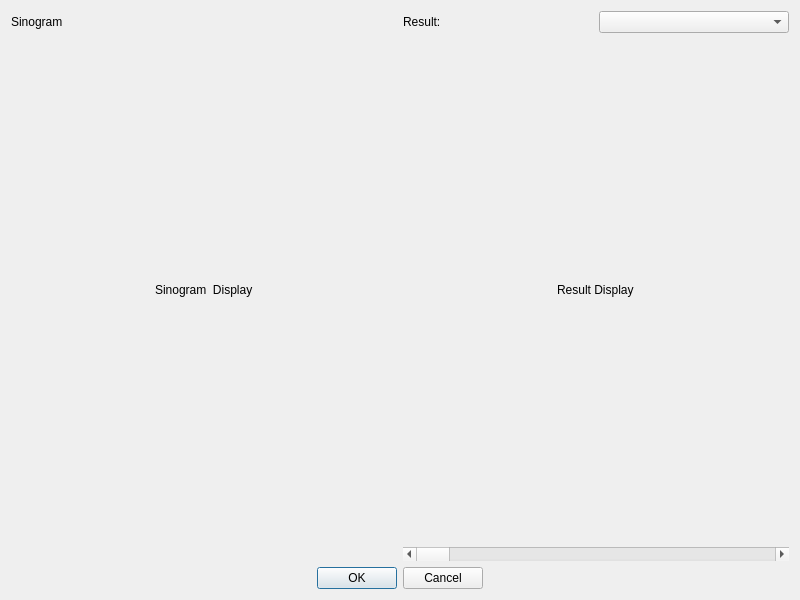
Qt form resultdialog.ui (phreer/spect-recon-ui-new) before a commit.
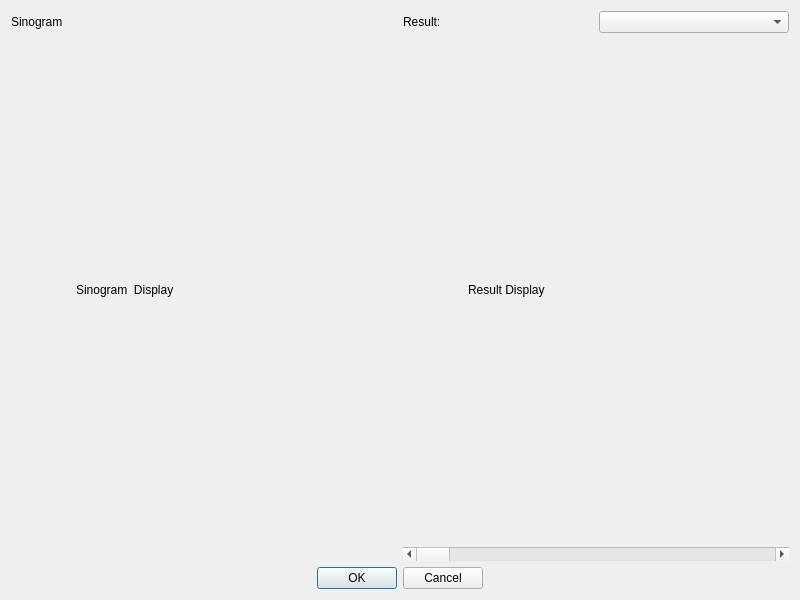
The same form after that commit.

The edit to the form file:
```diff
--- a/resultdialog.ui
+++ b/resultdialog.ui
@@ -41,6 +41,24 @@
      </item>
      <item row="1" column="0" alignment="Qt::AlignHCenter">
       <widget class="QLabel" name="labelSinogramImage">
+       <property name="sizePolicy">
+        <sizepolicy hsizetype="Expanding" vsizetype="Expanding">
+         <horstretch>0</horstretch>
+         <verstretch>0</verstretch>
+        </sizepolicy>
+       </property>
+       <property name="minimumSize">
+        <size>
+         <width>256</width>
+         <height>256</height>
+        </size>
+       </property>
+       <property name="baseSize">
+        <size>
+         <width>256</width>
+         <height>256</height>
+        </size>
+       </property>
        <property name="text">
         <string>Sinogram  Display</string>
        </property>
@@ -48,6 +66,24 @@
      </item>
      <item row="1" column="1" alignment="Qt::AlignHCenter">
       <widget class="QLabel" name="labelResultImage">
+       <property name="sizePolicy">
+        <sizepolicy hsizetype="Expanding" vsizetype="Expanding">
+         <horstretch>0</horstretch>
+         <verstretch>0</verstretch>
+        </sizepolicy>
+       </property>
+       <property name="minimumSize">
+        <size>
+         <width>256</width>
+         <height>256</height>
+        </size>
+       </property>
+       <property name="baseSize">
+        <size>
+         <width>256</width>
+         <height>256</height>
+        </size>
+       </property>
        <property name="text">
         <string>Result Display</string>
        </property>
```
